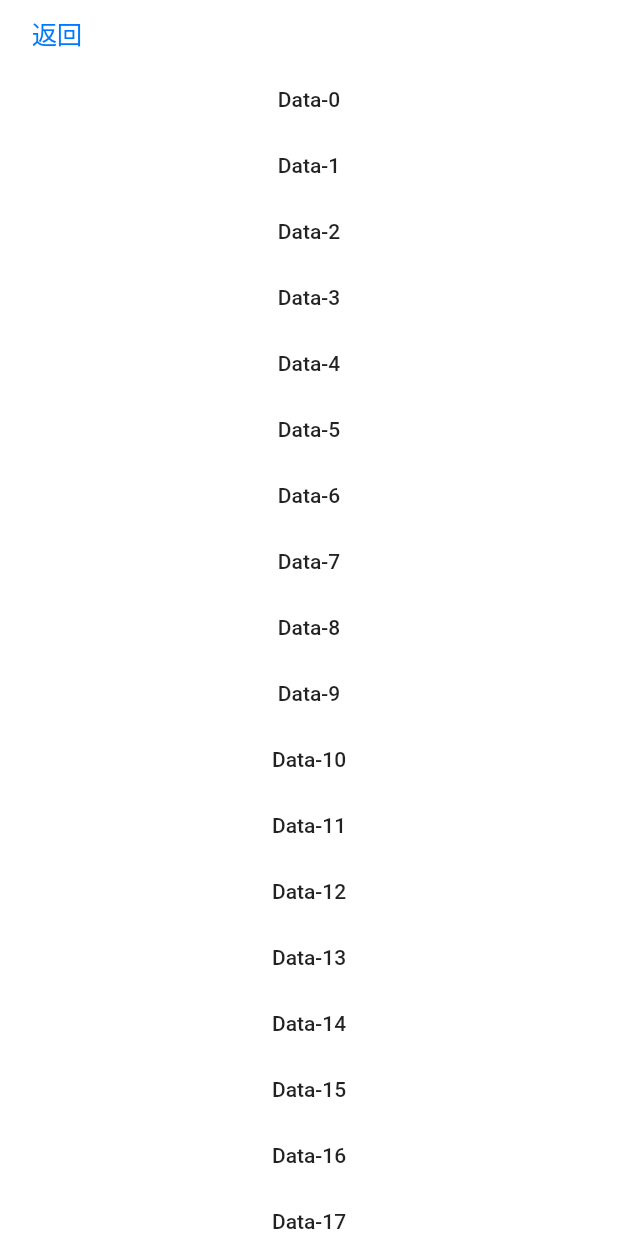
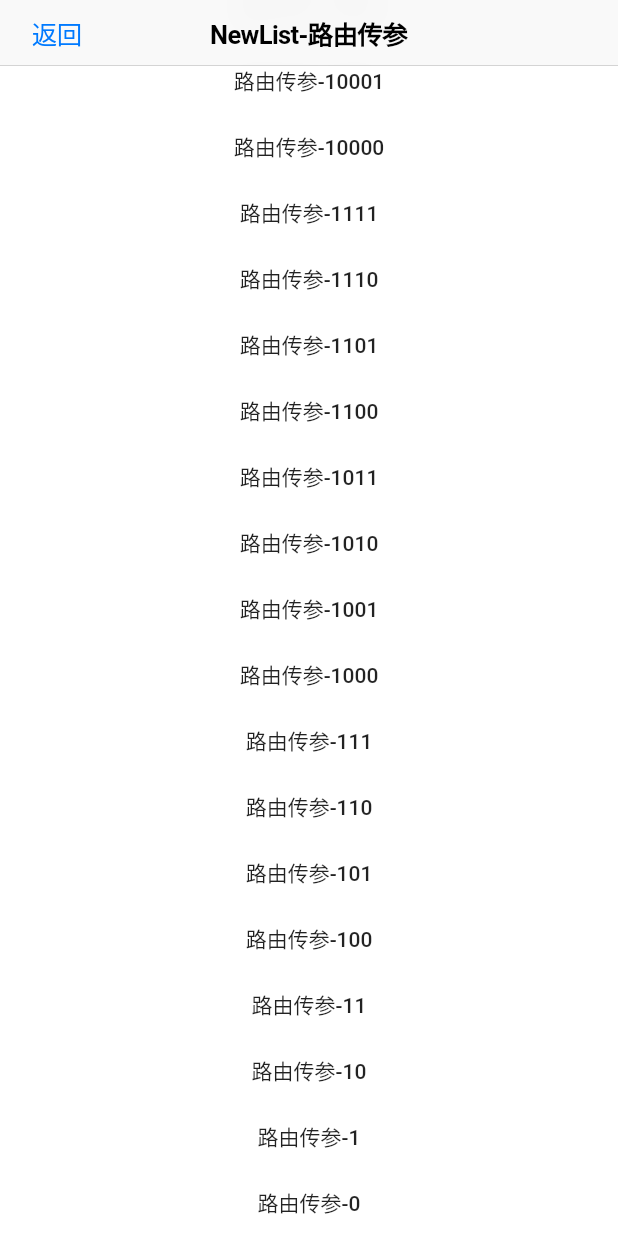
Before and after one commit to Tecode/dynamic_theme, a Flutter app: the screen it shows after launch, after a tap on "路由跳转", on a phone screen of 412 x 824 dp. Run offline on Flutter 3.47's test engine with Material 2 defaults, Android fonts, the phone set to English and light mode, and no system bars; Roboto replaces fonts that are missing (GoogleSans).

Commit message:
路由pop

```diff
--- a/lib/containers/Home.dart
+++ b/lib/containers/Home.dart
@@ -12,15 +12,15 @@ class Home extends StatefulWidget {
 class _HomeState extends State<Home> {
   //  路由跳转
   void _launchRouter(BuildContext context) {
-    Timeline.instantSync('Start Transition', arguments: <String, String>{
-      'from': Entrance.routeName,
-      'to': NewView.routeName,
-    });
+    // Timeline.instantSync('Start Transition', arguments: <String, String>{
+    //   'from': Entrance.routeName,
+    //   'to': NewView.routeName,
+    // });
     Navigator.of(context)
         .pushNamed(
           NewView.routeName,
           arguments: NewView(
-            content: '网络搜索结果汉语- 维基百科，自由的百科全书',
+            content: '路由传参',
           ),
         )
         .then((value) => print(value));
--- a/lib/containers/NewView.dart
+++ b/lib/containers/NewView.dart
@@ -43,10 +43,11 @@ class _NewViewState extends State<NewView> with RouteAware {
 
   @override
   Widget build(BuildContext context) {
-//    final NewView param = ModalRoute.of(context).settings.arguments;
+   final NewView param = ModalRoute.of(context).settings.arguments;
 
     return CupertinoPageScaffold(
       navigationBar: CupertinoNavigationBar(
+        middle: Text('NewList-${param.content}'),
         leading: CupertinoButton(
           padding: EdgeInsets.zero,
           child: Text('返回'),
@@ -61,6 +62,7 @@ class _NewViewState extends State<NewView> with RouteAware {
         child: ScrollConfiguration(
           behavior: CustomBehavior(),
           child: ListView.builder(
+            reverse: true,
             primary: true,
             itemCount: 60,
             itemBuilder: (BuildContext context, int index) {
@@ -69,14 +71,14 @@ class _NewViewState extends State<NewView> with RouteAware {
                   splashColor: Colors.transparent,
                   onTap: () => Navigator.of(context).pushNamed(
                     Detail.routeName,
-                    arguments: Detail(value: '参数'),
+                    arguments: Detail(value: 'NewView参数'),
                   ),
                   child: Container(
                     height: 44.0,
                     width: MediaQuery.of(context).size.width,
                     child: Center(
                       child: Text(
-                        'Data-$index',
+                        '${param.content}-${index.toRadixString(2)}',
                         style: Theme.of(context).textTheme.bodyText1,
                       ),
                     ),
```
Also changed, not shown: lib/containers/Detail.dart (+15 -0 lines), 1 other file.
